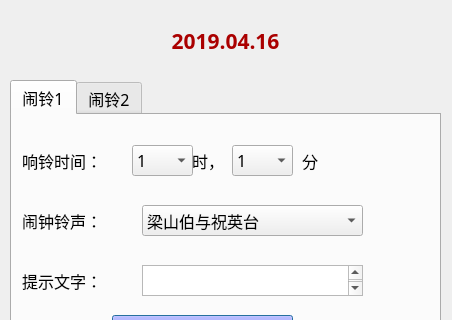
Old version of the form AlarmClock/AlarmClock.ui in the repository WoniuStudio/AlarmClock; both pictures show x 0 to 452 and y 90 to 410 of the 452 by 503 pixel window.
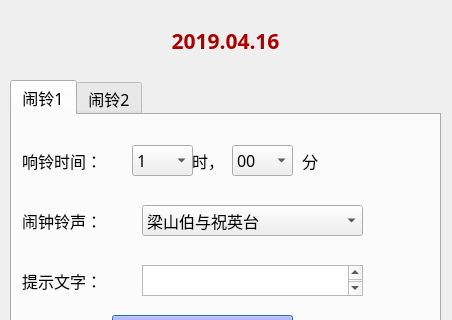
New version of the form. Icons and pictures are not drawn.

Commit message: add clock1 start btn

Patch:
```diff
--- a/AlarmClock/AlarmClock.ui
+++ b/AlarmClock/AlarmClock.ui
@@ -207,7 +207,7 @@
      </property>
      <item>
       <property name="text">
-       <string>1</string>
+       <string>00</string>
       </property>
      </item>
      <item>
```
Left out of the diff: 23 changed lines with no effect on the pictures. The commit also changes 2 other files.
